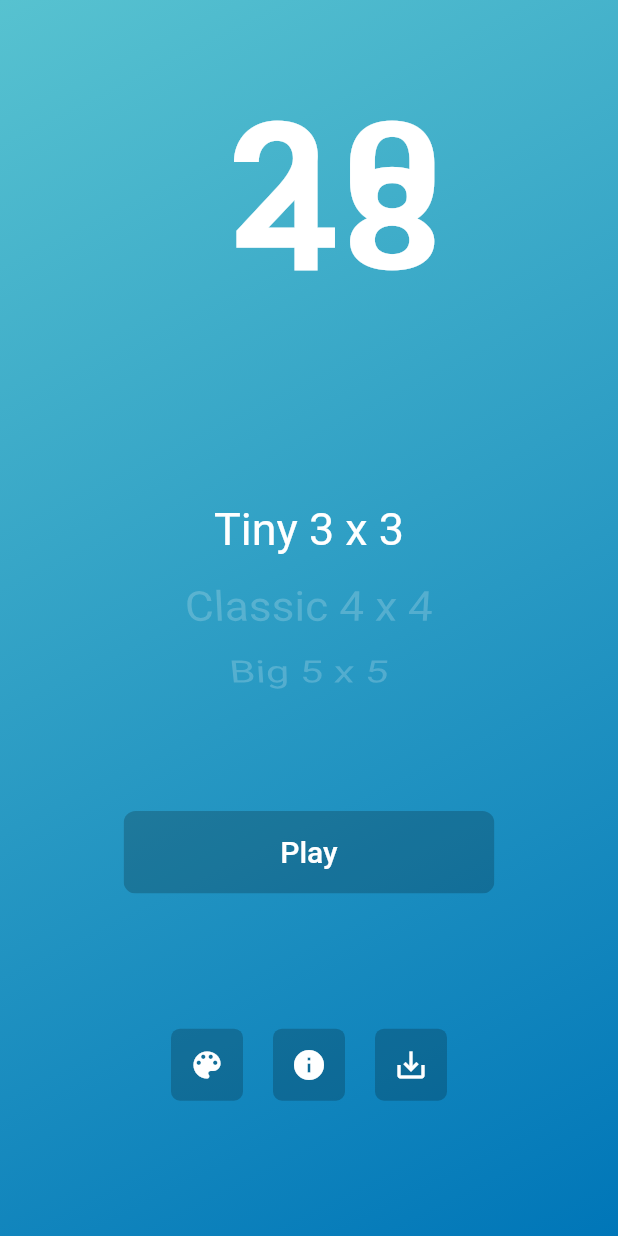
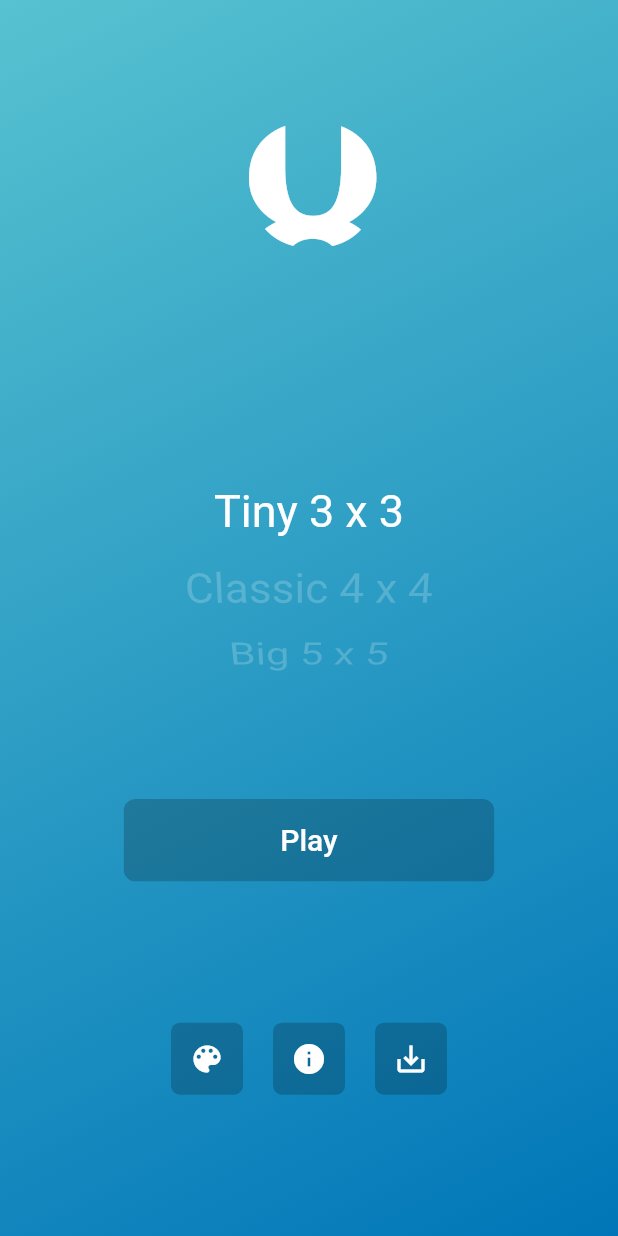
Before and after one commit to manickjamadar/2048, a Flutter app: the screen it shows after launch, on a phone screen of 412 x 824 dp. Run offline on Flutter 3.47's test engine with Material 2 defaults, Android fonts, the phone set to English and light mode, and no system bars; our stand-ins replace bloc, dartz, easy_debounce, equatable, flutter_bloc, fluttertoast and 6 more; missing offline and left inert: swipe_gesture_recognizer; accounts and stored records are empty; generated files the repository leaves out were written again.

Commit message:
new logo 2 added

```diff
--- a/lib/presentation/core/my_icons.dart
+++ b/lib/presentation/core/my_icons.dart
@@ -8,6 +8,8 @@ class MyIcons {
 
   static const IconData logo =
       IconData(0xe800, fontFamily: _kFontFam, fontPackage: _kFontPkg);
+  static const IconData logo2 =
+      IconData(0xe801, fontFamily: _kFontFam, fontPackage: _kFontPkg);
   static const IconData colorPallete = Icons.color_lens;
   static const IconData rating = Icons.star;
   static const IconData about = Icons.info;
--- a/lib/presentation/screens/home/home_screen.dart
+++ b/lib/presentation/screens/home/home_screen.dart
@@ -11,7 +11,6 @@ import 'package:twozerofoureight/presentation/core/widgets/theme_background_view
 import 'package:twozerofoureight/presentation/screens/home/widgets/board_option_wheel.dart';
 import 'package:twozerofoureight/presentation/screens/home/widgets/theme_color_picker.dart';
 import 'package:twozerofoureight/presentation/screens/saved_board/saved_board_screen.dart';
-import "../../../application/high_score_manager/high_score_manager_cubit.dart";
 import 'package:twozerofoureight/presentation/core/my_icons.dart';
 import 'package:twozerofoureight/presentation/screens/about/about_screen.dart';
 import 'package:twozerofoureight/presentation/screens/play/play_screen.dart';
@@ -26,7 +25,7 @@ class HomeScreen extends StatelessWidget {
           crossAxisAlignment: CrossAxisAlignment.center,
           mainAxisAlignment: MainAxisAlignment.spaceEvenly,
           children: [
-            Icon(MyIcons.logo, size: 100),
+            Icon(MyIcons.logo2, size: 80),
             buildBoardOptionWheel(context),
             buildPlayButton(context),
             Row(
--- a/lib/presentation/screens/play/play_screen.dart
+++ b/lib/presentation/screens/play/play_screen.dart
@@ -35,7 +35,7 @@ class PlayScreen extends StatelessWidget {
               builder: (_, constraints) {
                 final height = constraints.biggest.height * 0.4;
                 return Icon(
-                  MyIcons.logo,
+                  MyIcons.logo2,
                   size: height,
                 );
               },
```
Also changed, not shown: assets/fonts/my_icons.ttf, assets/logo/logo2.svg (added).
